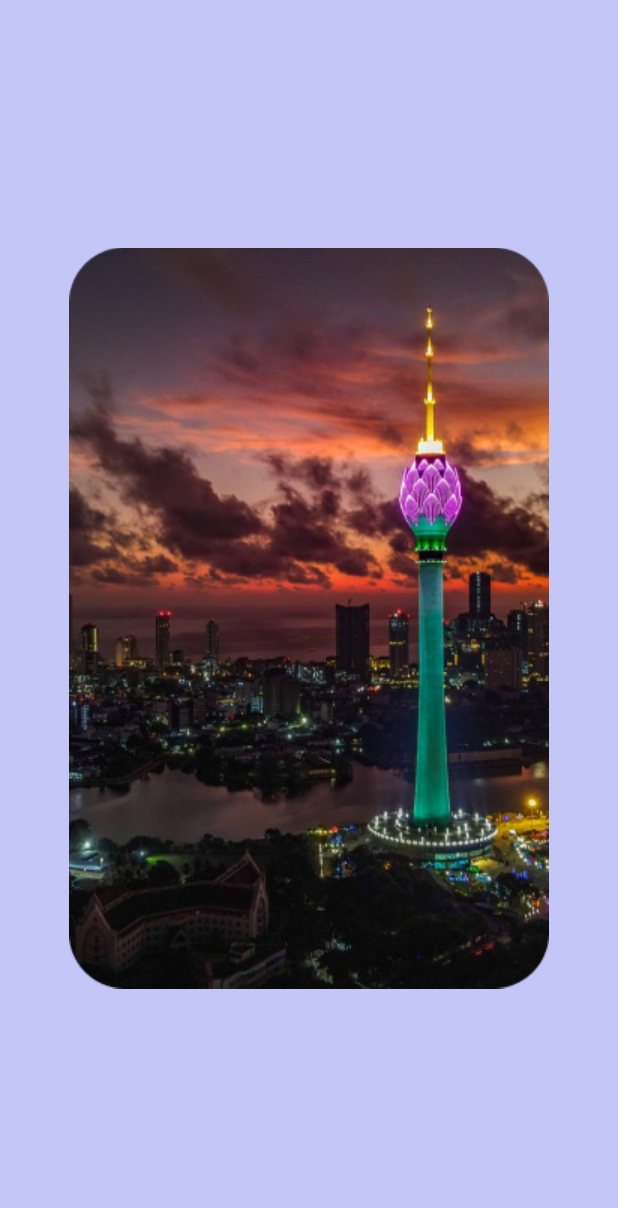
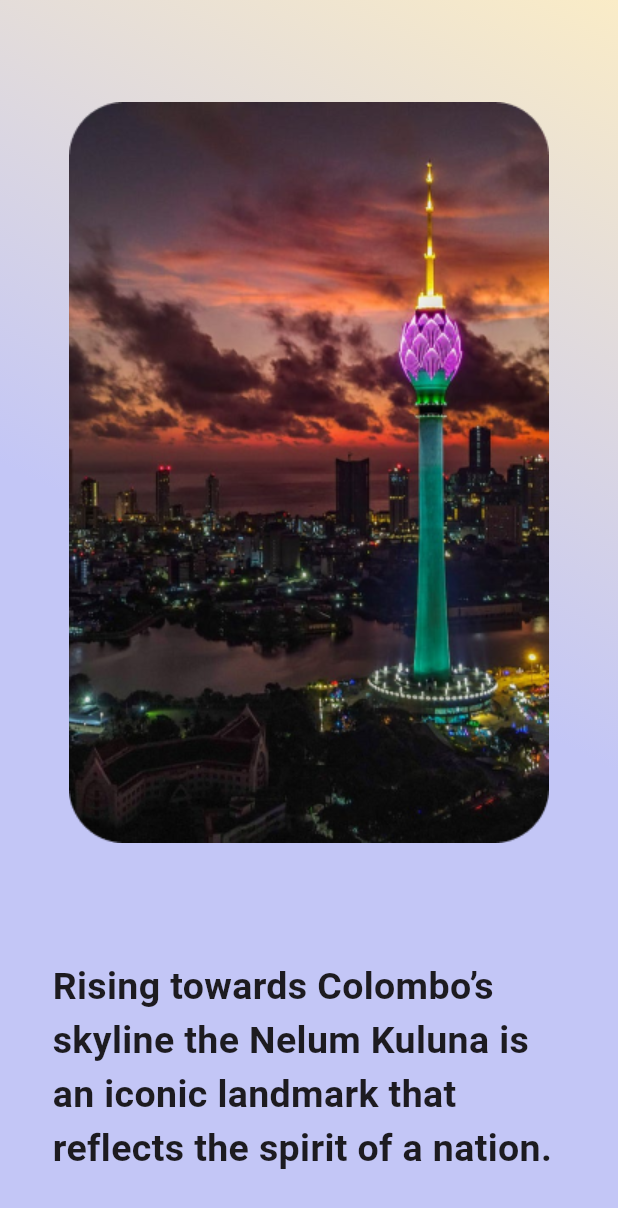
Before and after one commit to Dannansilva/Blue_orbit_mobileApp, a Flutter app: the screen it shows after launch, on a phone screen of 412 x 824 dp. Shown: the top 1208 px of the screen. Run offline on Flutter 3.47's test engine with Material 3 defaults, Android fonts, the phone set to English and light mode, and no system bars.

Commit message:
intro page

```diff
--- a/blue_orbit_mobileapp/lib/intro.dart
+++ b/blue_orbit_mobileapp/lib/intro.dart
@@ -8,7 +8,46 @@ class intro extends StatelessWidget {
   @override
   Widget build(BuildContext context) {
     return Scaffold(
-      body: Center(child: Image.asset('assets/intro.png')),
+      body: Container(
+        decoration: const BoxDecoration(
+          gradient: LinearGradient(
+            begin: Alignment.center,
+            end: Alignment.topRight,
+            colors: [Color(0xffC3C6F6), Color(0xFFFAECC7)],
+          ),
+        ),
+        child: SafeArea(
+          child: Padding(
+            padding: const EdgeInsets.all(10.0),
+            child: Column(children: const [
+              Column(
+                children: [
+                  //image
+                  Padding(
+                    padding: EdgeInsets.only(top: 5.0),
+                    child: Image(
+                      image: AssetImage('assets/intro.png'),
+                      width: 500,
+                      height: 600,
+                    ),
+                  ),
+                  //text
+                  Padding(
+                    padding: EdgeInsets.all(25.0),
+                    child: Text(
+                      "Rising towards Colombo’s skyline the Nelum Kuluna is an iconic landmark that reflects the spirit of a nation.",
+                      style: TextStyle(
+                        fontWeight: FontWeight.bold,
+                        fontSize: 25,
+                      ),
+                    ),
+                  ),
+                ],
+              )
+            ]),
+          ),
+        ),
+      ),
     );
   }
 }
--- a/blue_orbit_mobileapp/lib/main.dart
+++ b/blue_orbit_mobileapp/lib/main.dart
@@ -12,10 +12,9 @@ class MyApp extends StatelessWidget {
 
   @override
   Widget build(BuildContext context) {
-    return MaterialApp(
+    return const MaterialApp(
       debugShowCheckedModeBanner: false,
-      theme: ThemeData(scaffoldBackgroundColor: const Color(0xFFC3C6F6)),
-      home: const intro(),
+      home:  intro(),
     );
   }
 }
```
